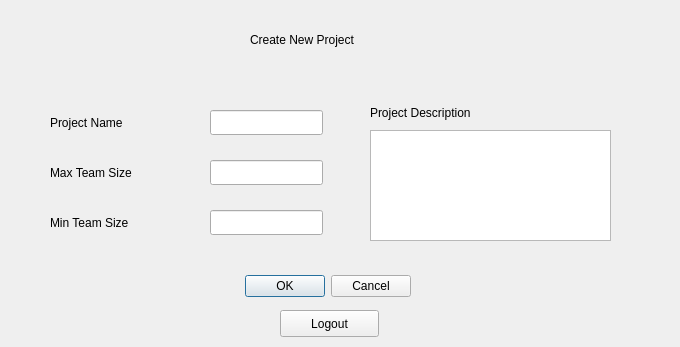
Qt form createprojectview.ui (abhinavthukral28/stuPID) before a commit.
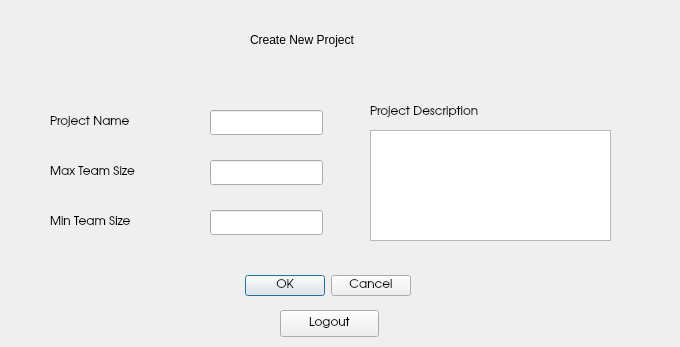
The same form after that commit.

```diff
--- a/createprojectview.ui
+++ b/createprojectview.ui
@@ -13,6 +13,12 @@
   <property name="windowTitle">
    <string>Create Project</string>
   </property>
+  <property name="styleSheet">
+   <string notr="true">QDialog{
+background:white;
+}
+font: 11pt &quot;URW Gothic L&quot;;</string>
+  </property>
   <widget class="QDialogButtonBox" name="buttonBox">
    <property name="geometry">
     <rect>
@@ -22,6 +28,14 @@
      <height>32</height>
     </rect>
    </property>
+   <property name="font">
+    <font>
+     <family>URW Gothic L</family>
+    </font>
+   </property>
+   <property name="styleSheet">
+    <string notr="true">font: 11pt &quot;URW Gothic L&quot;;</string>
+   </property>
    <property name="orientation">
     <enum>Qt::Horizontal</enum>
    </property>
@@ -34,10 +48,15 @@
     <rect>
      <x>50</x>
      <y>110</y>
-     <width>91</width>
+     <width>101</width>
      <height>25</height>
     </rect>
    </property>
+   <property name="font">
+    <font>
+     <family>URW Gothic L</family>
+    </font>
+   </property>
    <property name="text">
     <string>Project Name</string>
    </property>
@@ -47,10 +66,15 @@
     <rect>
      <x>370</x>
      <y>100</y>
-     <width>131</width>
+     <width>141</width>
      <height>25</height>
     </rect>
    </property>
+   <property name="font">
+    <font>
+     <family>URW Gothic L</family>
+    </font>
+   </property>
    <property name="text">
     <string>Project Description</string>
    </property>
@@ -64,6 +88,11 @@
      <height>25</height>
     </rect>
    </property>
+   <property name="font">
+    <font>
+     <family>URW Gothic L</family>
+    </font>
+   </property>
    <property name="text">
     <string>Max Team Size</string>
    </property>
@@ -77,6 +106,11 @@
      <height>25</height>
     </rect>
    </property>
+   <property name="font">
+    <font>
+     <family>URW Gothic L</family>
+    </font>
+   </property>
    <property name="text">
     <string>Min Team Size</string>
    </property>
@@ -129,7 +163,7 @@
     <rect>
      <x>250</x>
      <y>30</y>
-     <width>131</width>
+     <width>161</width>
      <height>20</height>
     </rect>
    </property>
@@ -146,6 +180,11 @@
      <height>27</height>
     </rect>
    </property>
+   <property name="font">
+    <font>
+     <family>URW Gothic L</family>
+    </font>
+   </property>
    <property name="text">
     <string>Logout</string>
    </property>
```
Left out of the diff: 30 changed lines with no effect on the pictures.
